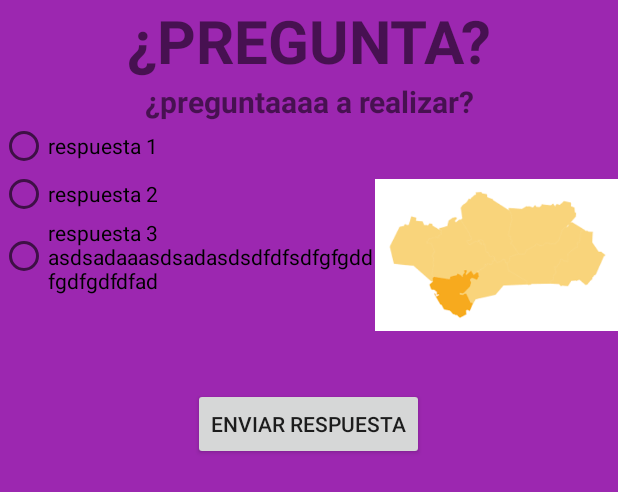
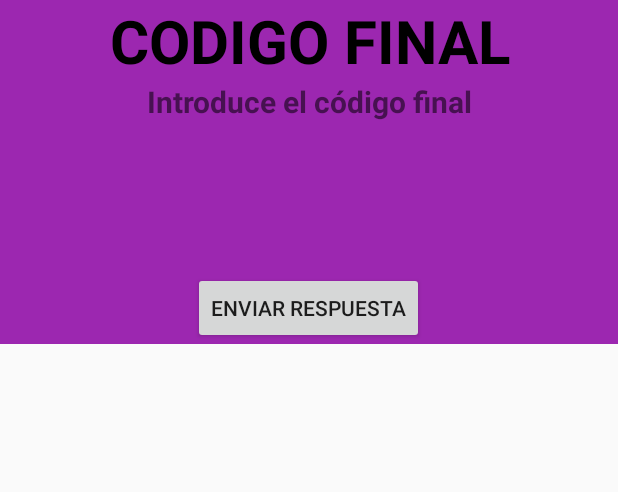
Before and after one commit to sam-sudo/APP_QR, an Android app: the layout fragment1.xml on its own in the app's theme, with its tools: preview values and no code run, on a phone screen of 412 x 824 dp. Shown: the top 492 px of the screen. Run offline under Robolectric (Android 15) with nearby library versions, the phone set to English and light mode, and no system bars.

Commit message:
Refactorización

```diff
--- a/APP_QR/app/src/main/java/com/example/app_qr/Adapters/MyPagerAdapter.java
+++ b/APP_QR/app/src/main/java/com/example/app_qr/Adapters/MyPagerAdapter.java
@@ -38,9 +38,9 @@ public class MyPagerAdapter extends FragmentStatePagerAdapter {
     public CharSequence getPageTitle(int position) {
         switch (position) {
             case 0:
-                return "Primera pregunta";
+                return "Codigo secréto";
             case 1:
-                return "SECTION 2";
+                return "PREGUNTAS";
         }
         return null;
     }
--- a/APP_QR/app/src/main/res/layout/fragment1.xml
+++ b/APP_QR/app/src/main/res/layout/fragment1.xml
@@ -1,7 +1,7 @@
 <?xml version="1.0" encoding="utf-8"?>
 <androidx.appcompat.widget.LinearLayoutCompat
     xmlns:android="http://schemas.android.com/apk/res/android" android:layout_width="match_parent"
-    android:layout_height="match_parent"
+    android:layout_height="wrap_content"
     android:orientation="vertical"
     android:background="#9C27B0">
 
@@ -11,9 +11,9 @@
         android:layout_height="wrap_content"
         android:textSize="40dp"
         android:textStyle="bold"
-
+        android:textColor="@color/black"
         android:gravity="center"
-        android:text="¿PREGUNTA?">
+        android:text="CODIGO FINAL">
 
     </TextView>
 
@@ -24,48 +24,18 @@
         android:gravity="center"
         android:textSize="20dp"
         android:textStyle="bold"
-        android:text="¿preguntaaaa a realizar?">
+        android:text="Introduce el código final">
 
     </TextView>
 
-    <androidx.appcompat.widget.LinearLayoutCompat
+    <LinearLayout
         android:layout_width="match_parent"
         android:orientation="horizontal"
-        android:layout_height="wrap_content">
+        android:layout_height="100dp">
 
-        <RadioGroup xmlns:android="http://schemas.android.com/apk/res/android"
-            android:layout_width="wrap_content"
-            android:layout_height="wrap_content"
-            android:orientation="vertical">
-            <RadioButton android:id="@+id/req0"
-                android:layout_width="wrap_content"
-                android:layout_height="wrap_content"
-                android:text="respuesta 1"
-                android:onClick="onRadioButtonClicked"/>
-            <RadioButton android:id="@+id/req1"
-                android:layout_width="wrap_content"
-                android:layout_height="wrap_content"
-                android:text="respuesta 2"
-                android:onClick="onRadioButtonClicked"/>
-            <RadioButton android:id="@+id/req2"
-                android:layout_width="wrap_content"
-                android:layout_height="wrap_content"
-                android:maxWidth="250dp"
-                android:text="respuesta 3 asdsadaaasdsadasdsdfdfsdfgfgddfgdfgdfdfad"
-                android:onClick="onRadioButtonClicked"/>
-        </RadioGroup>
 
-        <androidx.appcompat.widget.AppCompatImageView
-            android:id="@+id/imgReq"
-            android:layout_weight="1"
-            android:scaleType="fitCenter"
-            android:src="@drawable/index"
-            android:layout_width="wrap_content"
-            android:layout_height="wrap_content">
 
-        </androidx.appcompat.widget.AppCompatImageView>
-
-    </androidx.appcompat.widget.LinearLayoutCompat>
+    </LinearLayout>
     <Button
         android:id="@+id/btnReq"
         android:text="enviar respuesta"
```
Also changed, not shown: APP_QR/app/src/main/java/com/example/app_qr/MainActivity.java (+28 -20 lines), APP_QR/app/src/main/res/layout/activity_main.xml (+15 -17 lines), APP_QR/app/src/main/res/layout/fragment2.xml (+6 -5 lines).
